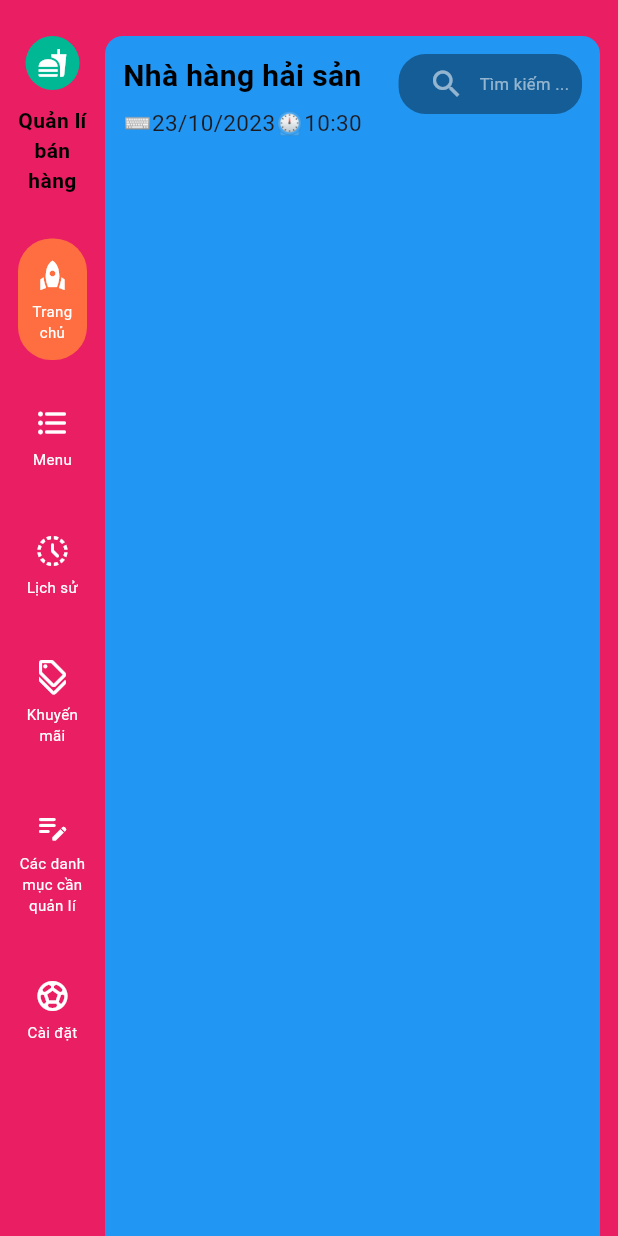
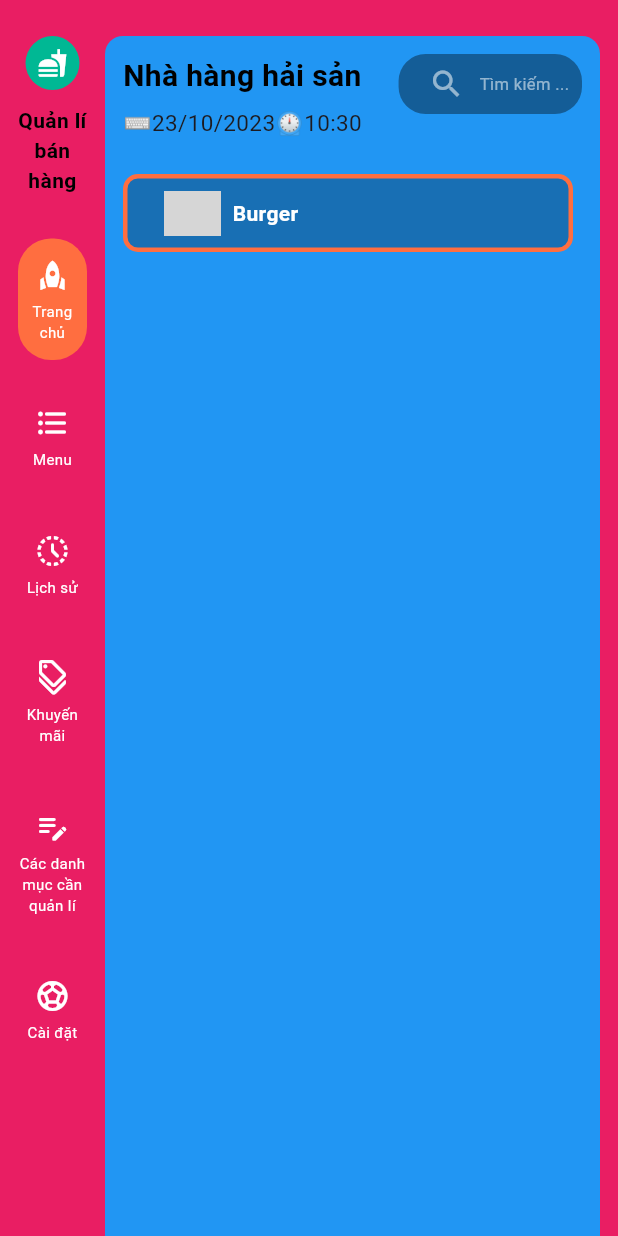
Before and after one commit to ho-doan/ecom-manager, a Flutter app: the screen it shows after launch, on a phone screen of 412 x 824 dp. Run offline on Flutter 3.47's test engine with Material 2 defaults, Android fonts, the phone set to English and light mode, and no system bars; grey boxes are pictures that could not be loaded.

Commit message:
cập nhật code

```diff
--- a/khoaluantotnghiep/lib/home.dart
+++ b/khoaluantotnghiep/lib/home.dart
@@ -46,12 +46,76 @@ class _HomePageState extends State<HomePage> {
               subTitle: DateTimeDisplay(),
               action: _search(),
             ),
+            Container(
+              height: 100,
+              padding: EdgeInsets.symmetric(vertical: 24),
+              child: ListView(
+                scrollDirection: Axis.horizontal,
+                children: [
+                _itemTab(
+                  icon: 'icons/icon-burger.png',
+                  title: 'Burger',
+                  isActive: true,
+                ),
+                 _itemTab(
+                  icon: 'icons/icon-noodles.png',
+                  title: 'Mì',
+                  isActive: false,
+                ),
+                 _itemTab(
+                  icon: 'icons/icon-drinks.png',
+                  title: 'Các loại thức uống',
+                  isActive: false,
+                ),
+                 _itemTab(
+                  icon: 'icons/icon-desserts.png',
+                  title: 'Món tráng miệng',
+                  isActive: false,
+                ),
+              ]),
+            )
           ],
         ),
       )
     ],
     );
   }
+
+  Widget _itemTab({
+    required String icon,
+    required String title,
+    required bool isActive,
+  }){
+    return Container(
+      width: 300,
+      margin: EdgeInsets.only(right: 26),
+      padding: EdgeInsets.symmetric(vertical: 8, horizontal: 24),
+      decoration: BoxDecoration(
+        borderRadius: BorderRadius.circular(10),
+        color: Colors.black26,
+        border: isActive
+        ?Border.all(color: Colors.deepOrangeAccent, width: 3)
+        :Border.all(color: Colors.black38, width: 3),
+      ),
+      child: Row(
+        children: [
+          Image.asset(
+            icon,
+            width: 38,
+          ),
+          SizedBox(width: 8,),
+          Text(
+            title,
+          style: TextStyle(
+            fontSize: 14,
+            color: Colors.white,
+            fontWeight: FontWeight.bold,
+          ),)
+        ],
+      ),
+    );
+  }
+
   Widget _topMenu({
     required String title,
     required Widget subTitle,
--- a/khoaluantotnghiep/pubspec.yaml
+++ b/khoaluantotnghiep/pubspec.yaml
@@ -59,8 +59,8 @@ flutter:
   uses-material-design: true
 
   # To add assets to your application, add an assets section, like this:
-  # assets:
-  #   - images/a_dot_burr.jpeg
+  assets:
+    - assets/
   #   - images/a_dot_ham.jpeg
 
   # An image asset can refer to one or more resolution-specific "variants", see
```
Also changed, not shown: khoaluantotnghiep/assets/icons/icon-burger.png (added), khoaluantotnghiep/assets/icons/icon-desserts.png (added), khoaluantotnghiep/assets/icons/icon-drinks.png (added), khoaluantotnghiep/assets/icons/icon-noodles.png (added), khoaluantotnghiep/assets/items/1.png (added), khoaluantotnghiep/assets/items/10.png (added), khoaluantotnghiep/assets/items/11.png (added), khoaluantotnghiep/assets/items/12.png (added), khoaluantotnghiep/assets/items/2.png (added), khoaluantotnghiep/assets/items/3.png (added), khoaluantotnghiep/assets/items/4.png (added), khoaluantotnghiep/assets/items/5.png (added), khoaluantotnghiep/assets/items/6.png (added), khoaluantotnghiep/assets/items/7.png (added), 2 more files.
